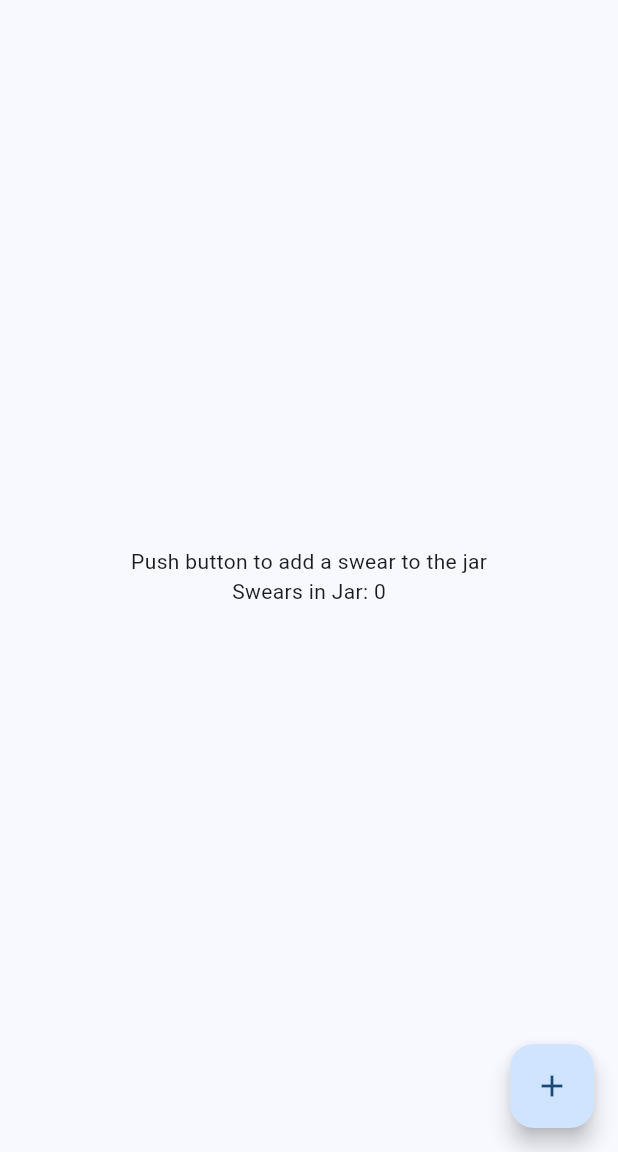
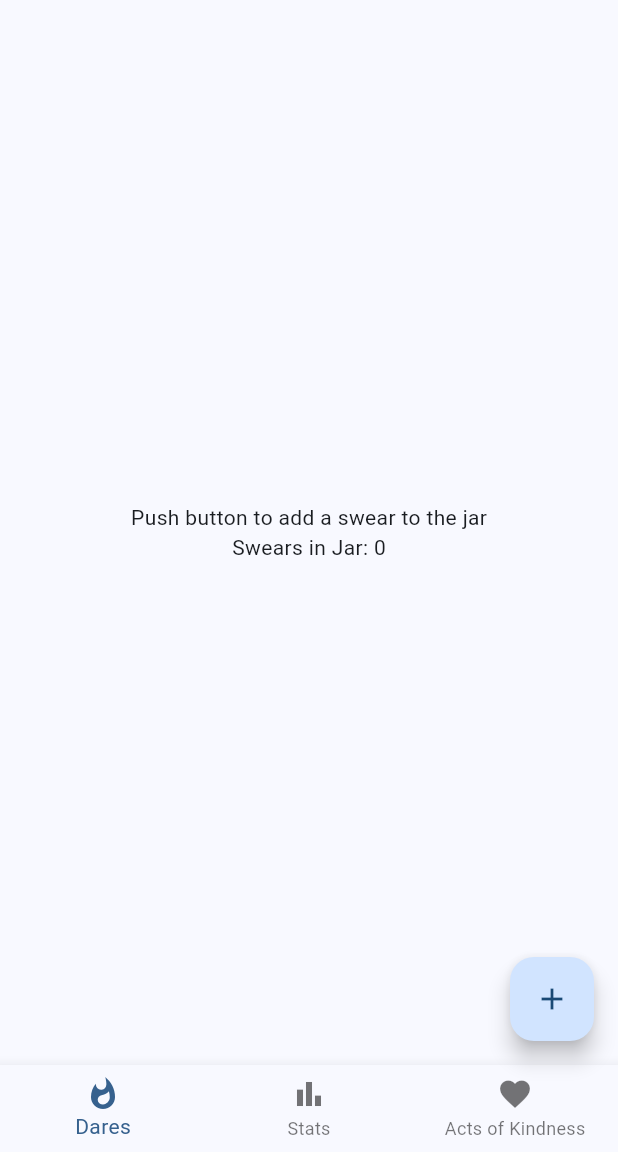
Before and after one commit to hasangha04/SwearJar, a Flutter app: the screen it shows after launch, on a phone screen of 412 x 824 dp, the part 84-1236 px from its top. Run offline on Flutter 3.47's test engine with Material 3 defaults, Android fonts, the phone set to English and light mode, and no system bars.

Commit message:
added navigation bar and dares page

```diff
--- a/lib/main.dart
+++ b/lib/main.dart
@@ -16,7 +16,11 @@ class MyApp extends StatelessWidget {
         colorScheme: ColorScheme.fromSeed(seedColor: Colors.blue),
         useMaterial3: true,
       ),
-      home: const MyJarPage(title: 'Swear Jar'),
+      initialRoute: '/',
+      routes: {
+        '/': (context) => const MyJarPage(title: 'Swear Jar'),
+        '/dares': (context) => const DaresPage(title: 'Dares Page'),
+      }
     );
   }
 }
@@ -64,6 +68,47 @@ class _MyJarPageState extends State<MyJarPage> {
         tooltip: 'Add Swear',
         child: const Icon(Icons.add),
       ),
+      bottomNavigationBar: BottomNavigationBar(
+        items: const [
+          BottomNavigationBarItem(
+            icon: Icon(Icons.whatshot),
+            label: 'Dares',
+          ),
+          BottomNavigationBarItem(
+            icon: Icon(Icons.bar_chart),
+            label: 'Stats',
+          ),
+          BottomNavigationBarItem(
+            icon: Icon(Icons.favorite),
+            label: 'Acts of Kindness',
+          ),
+      ],
+      onTap: (index) {
+        switch (index) {
+          case 0:
+            Navigator.pushNamed(context, '/dares');
+            break;
+          }
+        }
+      )
     );
   }
 }
+
+class DaresPage extends StatelessWidget {
+  const DaresPage({Key? key, required this.title}) : super(key: key);
+
+  final String title;
+
+  @override
+  Widget build(BuildContext context) {
+    return Scaffold(
+      appBar: AppBar(
+        title: Text(title ?? 'Dares Page'),
+      ),
+      body: Center(
+        child: Text('Dares Page Content'),
+      ),
+    );
+  }
+}
```
